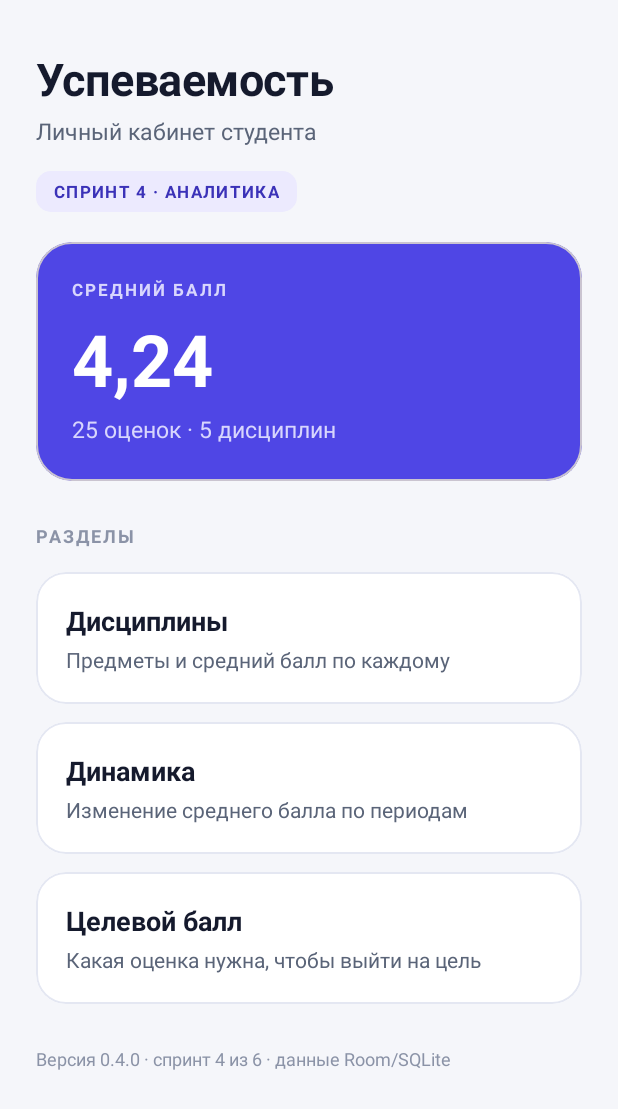
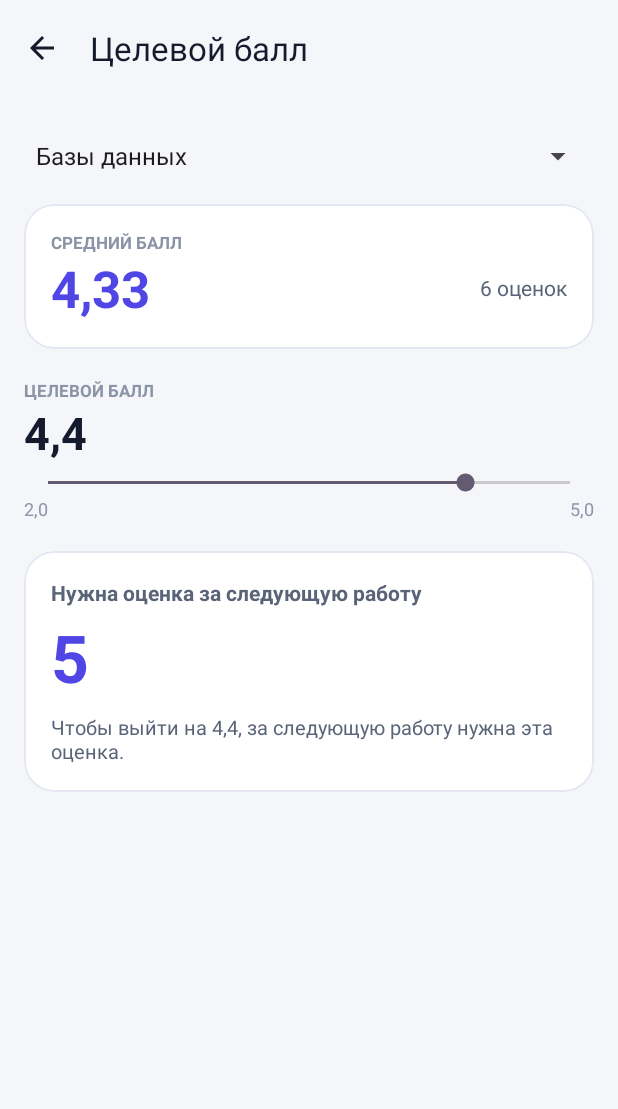
Before and after one commit to Mp4ka/StudentGradebook, an Android app: the screen it shows after launch (MainActivity before the commit, TargetActivity after it), after a tap on "Целевой балл", on a phone screen of 412 x 824 dp. Shown: the top 1109 px of the screen. Run offline under Robolectric (Android 15) with nearby library versions, the phone set to English and light mode, and no system bars; our stand-ins replace Room's generated code.

Commit message:
Спринт 5: калькулятор целевого балла и документация

```diff
--- a/app/build.gradle.kts
+++ b/app/build.gradle.kts
@@ -13,8 +13,8 @@ android {
         applicationId = "ru.college.gradebook"
         minSdk = 26
         targetSdk = 37
-        versionCode = 4
-        versionName = "0.4.0-sprint4"
+        versionCode = 5
+        versionName = "0.5.0-sprint5"
         testInstrumentationRunner = "androidx.test.runner.AndroidJUnitRunner"
     }
 
--- a/app/src/main/AndroidManifest.xml
+++ b/app/src/main/AndroidManifest.xml
@@ -34,6 +34,10 @@
         <activity
             android:name=".ui.dynamics.DynamicsActivity"
             android:exported="false" />
+
+        <activity
+            android:name=".ui.target.TargetActivity"
+            android:exported="false" />
     </application>
 
 </manifest>
--- a/app/src/main/java/ru/college/gradebook/MainActivity.kt
+++ b/app/src/main/java/ru/college/gradebook/MainActivity.kt
@@ -17,6 +17,7 @@ import ru.college.gradebook.domain.GradeMath
 import ru.college.gradebook.ui.applySystemBarInsets
 import ru.college.gradebook.ui.disciplines.DisciplinesActivity
 import ru.college.gradebook.ui.dynamics.DynamicsActivity
+import ru.college.gradebook.ui.target.TargetActivity
 
 /**
  * Главный экран: средний балл и количество записей из Room, вход в список дисциплин.
@@ -47,7 +48,9 @@ class MainActivity : AppCompatActivity() {
         findViewById<View>(R.id.card_dynamics).setOnClickListener {
             startActivity(Intent(this, DynamicsActivity::class.java))
         }
-        bindSection(R.id.card_target, getString(R.string.menu_target))
+        findViewById<View>(R.id.card_target).setOnClickListener {
+            startActivity(Intent(this, TargetActivity::class.java))
+        }
 
         observeData()
     }
--- /dev/null
+++ b/app/src/main/java/ru/college/gradebook/domain/TargetCalculator.kt
@@ -0,0 +1,44 @@
+package ru.college.gradebook.domain
+
+import kotlin.math.ceil
+
+/** Результат расчёта целевого балла. */
+sealed interface TargetResult {
+    /** Цель достижима: за следующую работу нужна оценка [grade]. */
+    data class Needed(val grade: Int) : TargetResult
+
+    /** Цель недостижима одной оценкой: максимум, который можно получить, — [maxAverage]. */
+    data class Unreachable(val maxAverage: Double) : TargetResult
+
+    /** Цель уже достигнута: любая допустимая оценка её не опустит. */
+    data object Achieved : TargetResult
+}
+
+/**
+ * Калькулятор целевого балла.
+ *
+ * Требуемая оценка: `x = T × (n + 1) − S`, где T — цель, n — количество оценок,
+ * S — их сумма. Оценка целая, поэтому берётся ближайшее целое сверху.
+ */
+object TargetCalculator {
+
+    const val MIN_GRADE = 2
+    const val MAX_GRADE = 5
+
+    fun evaluate(currentSum: Int, count: Int, target: Double): TargetResult {
+        require(target >= MIN_GRADE - 1e-9 && target <= MAX_GRADE + 1e-9) {
+            "Целевой балл должен быть в диапазоне $MIN_GRADE..$MAX_GRADE"
+        }
+        require(count >= 0) { "Количество оценок не может быть отрицательным" }
+        require(currentSum >= 0) { "Сумма оценок не может быть отрицательной" }
+
+        val needed = target * (count + 1) - currentSum
+        if (needed > MAX_GRADE + 1e-9) {
+            return TargetResult.Unreachable((currentSum + MAX_GRADE).toDouble() / (count + 1))
+        }
+        if (needed <= MIN_GRADE + 1e-9) {
+            return TargetResult.Achieved
+        }
+        return TargetResult.Needed(ceil(needed - 1e-9).toInt().coerceIn(MIN_GRADE, MAX_GRADE))
+    }
+}
--- /dev/null
+++ b/app/src/main/java/ru/college/gradebook/ui/target/TargetActivity.kt
@@ -0,0 +1,119 @@
+package ru.college.gradebook.ui.target
+
+import android.os.Bundle
+import android.view.View
+import android.widget.AdapterView
+import android.widget.ArrayAdapter
+import android.widget.SeekBar
+import androidx.activity.viewModels
+import androidx.appcompat.app.AppCompatActivity
+import androidx.core.content.ContextCompat
+import androidx.lifecycle.Lifecycle
+import androidx.lifecycle.lifecycleScope
+import androidx.lifecycle.repeatOnLifecycle
+import kotlinx.coroutines.launch
+import ru.college.gradebook.GradebookApp
+import ru.college.gradebook.R
+import ru.college.gradebook.databinding.ActivityTargetBinding
+import ru.college.gradebook.domain.TargetResult
+import ru.college.gradebook.ui.applySystemBarInsets
+import java.util.Locale
+
+/** S6: калькулятор целевого балла. */
+class TargetActivity : AppCompatActivity() {
+
+    private lateinit var binding: ActivityTargetBinding
+    private var ignoreSpinnerCallback = false
+    private var ignoreSeekCallback = false
+
+    private val viewModel: TargetViewModel by viewModels {
+        TargetViewModelFactory((application as GradebookApp).repository)
+    }
+
+    override fun onCreate(savedInstanceState: Bundle?) {
+        super.onCreate(savedInstanceState)
+        binding = ActivityTargetBinding.inflate(layoutInflater)
+        setContentView(binding.root)
+        binding.root.applySystemBarInsets()
+
+        binding.toolbar.setNavigationOnClickListener { finish() }
+
+        binding.disciplineSpinner.onItemSelectedListener = object : AdapterView.OnItemSelectedListener {
+            override fun onItemSelected(parent: AdapterView<*>?, view: View?, position: Int, id: Long) {
+                if (ignoreSpinnerCallback) return
+                viewModel.selectDiscipline(viewModel.state.value.disciplines.getOrNull(position)?.id)
+            }
+
+            override fun onNothingSelected(parent: AdapterView<*>?) = Unit
+        }
+
+        binding.targetSeek.setOnSeekBarChangeListener(object : SeekBar.OnSeekBarChangeListener {
+            override fun onProgressChanged(seekBar: SeekBar?, progress: Int, fromUser: Boolean) {
+                if (fromUser) viewModel.setTarget(2.0 + progress / 10.0)
+            }
+
+            override fun onStartTrackingTouch(seekBar: SeekBar?) = Unit
+            override fun onStopTrackingTouch(seekBar: SeekBar?) = Unit
+        })
+
+        lifecycleScope.launch {
+            repeatOnLifecycle(Lifecycle.State.STARTED) {
+                viewModel.state.collect { state -> render(state) }
+            }
+        }
+    }
+
+    private fun render(state: TargetUiState) {
+        val names = state.disciplines.map { it.name }
+        binding.disciplineSpinner.adapter = ArrayAdapter(
+            this, android.R.layout.simple_spinner_dropdown_item, names
+        )
+        ignoreSpinnerCallback = true
+        val index = state.disciplines.indexOfFirst { it.id == state.selectedDisciplineId }
+            .coerceAtLeast(0)
+        binding.disciplineSpinner.setSelection(index, false)
+        ignoreSpinnerCallback = false
+
+        binding.average.text = state.averageText
+        binding.count.text = resources.getQuantityString(
+            R.plurals.grades_count, state.gradeCount, state.gradeCount
+        )
+        binding.targetValue.text = format(state.target)
+
+        ignoreSeekCallback = true
+        binding.targetSeek.progress = ((state.target - 2.0) * 10).toInt().coerceIn(0, 30)
+        ignoreSeekCallback = false
+
+        when (val result = state.result) {
+            is TargetResult.Needed -> {
+                binding.resultTitle.setText(R.string.target_needed_title)
+                binding.resultValue.text = result.grade.toString()
+                binding.resultValue.setTextColor(ContextCompat.getColor(this, R.color.brand_primary))
+                binding.resultNote.text = getString(R.string.target_needed_note, format(state.target))
+            }
+            is TargetResult.Unreachable -> {
+                binding.resultTitle.setText(R.string.target_unreachable_title)
+                binding.resultValue.text = format(result.maxAverage)
+                binding.resultValue.setTextColor(ContextCompat.getColor(this, R.color.risk_ink))
+                binding.resultNote.setText(R.string.target_unreachable_note)
+            }
+            TargetResult.Achieved -> {
+                binding.resultTitle.setText(R.string.target_achieved_title)
+                binding.resultValue.text = "✓"
+                binding.resultValue.setTextColor(ContextCompat.getColor(this, R.color.grade_5_ink))
+                binding.resultNote.setText(R.string.target_achieved_note)
+            }
+            null -> {
+                binding.resultTitle.setText(R.string.target_no_data_title)
+                binding.resultValue.text = "—"
+                binding.resultValue.setTextColor(ContextCompat.getColor(this, R.color.ink_muted))
+                binding.resultNote.setText(R.string.target_no_data_note)
+            }
+        }
+
+        binding.targetSeek.isEnabled = state.hasData
+    }
+
+    private fun format(value: Double): String =
+        String.format(Locale.US, "%.1f", value).replace('.', ',')
+}
--- /dev/null
+++ b/app/src/main/java/ru/college/gradebook/ui/target/TargetViewModel.kt
@@ -0,0 +1,76 @@
+package ru.college.gradebook.ui.target
+
+import androidx.lifecycle.ViewModel
+import androidx.lifecycle.ViewModelProvider
+import androidx.lifecycle.viewModelScope
+import kotlinx.coroutines.flow.MutableStateFlow
+import kotlinx.coroutines.flow.SharingStarted
+import kotlinx.coroutines.flow.StateFlow
+import kotlinx.coroutines.flow.asStateFlow
+import kotlinx.coroutines.flow.combine
+import kotlinx.coroutines.flow.stateIn
+import kotlinx.coroutines.flow.update
+import ru.college.gradebook.data.GradebookRepository
+import ru.college.gradebook.data.model.Discipline
+import ru.college.gradebook.domain.GradeMath
+import ru.college.gradebook.domain.TargetCalculator
+import ru.college.gradebook.domain.TargetResult
+
+data class TargetUiState(
+    val disciplines: List<Discipline> = emptyList(),
+    val selectedDisciplineId: Long? = null,
+    val title: String = "",
+    val averageText: String = "—",
+    val gradeCount: Int = 0,
+    val target: Double = 4.4,
+    val result: TargetResult? = null,
+    val hasData: Boolean = false
+)
+
+class TargetViewModel(private val repository: GradebookRepository) : ViewModel() {
+
+    private val selected = MutableStateFlow<Long?>(null)
+    private val target = MutableStateFlow(4.4)
+
+    val selectedDisciplineId: StateFlow<Long?> = selected.asStateFlow()
+    val targetValue: StateFlow<Double> = target.asStateFlow()
+
+    val state: StateFlow<TargetUiState> = combine(
+        repository.observeDisciplines(),
+        repository.observeAllGrades(),
+        selected,
+        target
+    ) { disciplines, grades, selectedId, targetValue ->
+        val discipline = disciplines.firstOrNull { it.id == selectedId } ?: disciplines.firstOrNull()
+        val visible = if (discipline == null) emptyList() else grades.filter { it.disciplineId == discipline.id }
+        val values = visible.map { it.value }
+        val sum = values.sum()
+        val count = values.size
+
+        TargetUiState(
+            disciplines = disciplines,
+            selectedDisciplineId = discipline?.id,
+            title = discipline?.name.orEmpty(),
+            averageText = GradeMath.formatAverage(GradeMath.average(values)),
+            gradeCount = count,
+            target = targetValue,
+            result = if (count == 0) null else TargetCalculator.evaluate(sum, count, targetValue),
+            hasData = count > 0
+        )
+    }.stateIn(viewModelScope, SharingStarted.WhileSubscribed(5_000), TargetUiState())
+
+    fun selectDiscipline(id: Long?) = selected.update { id }
+
+    fun setTarget(value: Double) {
+        target.update { value.coerceIn(TargetCalculator.MIN_GRADE.toDouble(), TargetCalculator.MAX_GRADE.toDouble()) }
+    }
+}
+
+class TargetViewModelFactory(
+    private val repository: GradebookRepository
+) : ViewModelProvider.Factory {
+
+    @Suppress("UNCHECKED_CAST")
+    override fun <T : ViewModel> create(modelClass: Class<T>): T =
+        TargetViewModel(repository) as T
+}
--- /dev/null
+++ b/app/src/main/res/layout/activity_target.xml
@@ -0,0 +1,174 @@
+<?xml version="1.0" encoding="utf-8"?>
+<LinearLayout xmlns:android="http://schemas.android.com/apk/res/android"
+    xmlns:app="http://schemas.android.com/apk/res-auto"
+    android:layout_width="match_parent"
+    android:layout_height="match_parent"
+    android:background="@color/surface"
+    android:orientation="vertical">
+
+    <com.google.android.material.appbar.MaterialToolbar
+        android:id="@+id/toolbar"
+        android:layout_width="match_parent"
+        android:layout_height="?attr/actionBarSize"
+        android:background="@color/surface"
+        app:navigationIcon="@drawable/ic_back"
+        app:title="@string/title_target"
+        app:titleTextColor="@color/ink" />
+
+    <ScrollView
+        android:layout_width="match_parent"
+        android:layout_height="0dp"
+        android:layout_weight="1">
+
+        <LinearLayout
+            android:layout_width="match_parent"
+            android:layout_height="wrap_content"
+            android:orientation="vertical"
+            android:padding="16dp">
+
+            <Spinner
+                android:id="@+id/disciplineSpinner"
+                android:layout_width="match_parent"
+                android:layout_height="48dp" />
+
+            <com.google.android.material.card.MaterialCardView
+                android:layout_width="match_parent"
+                android:layout_height="wrap_content"
+                android:layout_marginTop="8dp"
+                app:cardBackgroundColor="@color/surface_card"
+                app:cardCornerRadius="20dp"
+                app:cardElevation="0dp"
+                app:strokeColor="@color/stroke"
+                app:strokeWidth="1dp">
+
+                <LinearLayout
+                    android:layout_width="match_parent"
+                    android:layout_height="wrap_content"
+                    android:orientation="vertical"
+                    android:padding="18dp">
+
+                    <TextView
+                        android:layout_width="wrap_content"
+                        android:layout_height="wrap_content"
+                        android:text="@string/average_label"
+                        android:textColor="@color/ink_muted"
+                        android:textSize="11sp"
+                        android:textStyle="bold" />
+
+                    <LinearLayout
+                        android:layout_width="match_parent"
+                        android:layout_height="wrap_content"
+                        android:gravity="center_vertical"
+                        android:orientation="horizontal">
+
+                        <TextView
+                            android:id="@+id/average"
+                            android:layout_width="0dp"
+                            android:layout_height="wrap_content"
+                            android:layout_weight="1"
+                            android:textColor="@color/brand_primary"
+                            android:textSize="34sp"
+                            android:textStyle="bold" />
+
+                        <TextView
+                            android:id="@+id/count"
+                            android:layout_width="wrap_content"
+                            android:layout_height="wrap_content"
+                            android:textColor="@color/ink_secondary"
+                            android:textSize="14sp" />
+                    </LinearLayout>
+                </LinearLayout>
+            </com.google.android.material.card.MaterialCardView>
+
+            <TextView
+                android:layout_width="match_parent"
+                android:layout_height="wrap_content"
+                android:layout_marginTop="20dp"
+                android:text="@string/target_label"
+                android:textColor="@color/ink_muted"
+                android:textSize="11sp"
+                android:textStyle="bold" />
+
+            <TextView
+                android:id="@+id/targetValue"
+                android:layout_width="match_parent"
+                android:layout_height="wrap_content"
+                android:textColor="@color/ink"
+                android:textSize="30sp"
+                android:textStyle="bold" />
+
+            <SeekBar
+                android:id="@+id/targetSeek"
+                android:layout_width="match_parent"
+                android:layout_height="wrap_content"
+                android:layout_marginTop="4dp"
+                android:max="30" />
+
+            <LinearLayout
+                android:layout_width="match_parent"
+                android:layout_height="wrap_content"
+                android:orientation="horizontal">
+
+                <TextView
+                    android:layout_width="0dp"
+                    android:layout_height="wrap_content"
+                    android:layout_weight="1"
+                    android:text="2,0"
+                    android:textColor="@color/ink_muted"
+                    android:textSize="12sp" />
+
+                <TextView
+                    android:layout_width="0dp"
+                    android:layout_height="wrap_content"
+                    android:layout_weight="1"
+                    android:gravity="end"
+                    android:text="5,0"
+                    android:textColor="@color/ink_muted"
+                    android:textSize="12sp" />
+            </LinearLayout>
+
+            <com.google.android.material.card.MaterialCardView
+                android:id="@+id/resultCard"
+                android:layout_width="match_parent"
+                android:layout_height="wrap_content"
+                android:layout_marginTop="20dp"
+                app:cardBackgroundColor="@color/surface_card"
+                app:cardCornerRadius="20dp"
+                app:cardElevation="0dp"
+                app:strokeColor="@color/stroke"
+                app:strokeWidth="1dp">
+
+                <LinearLayout
+                    android:layout_width="match_parent"
+                    android:layout_height="wrap_content"
+                    android:orientation="vertical"
+                    android:padding="18dp">
+
+                    <TextView
+                        android:id="@+id/resultTitle"
+                        android:layout_width="match_parent"
+                        android:layout_height="wrap_content"
+                        android:textColor="@color/ink_secondary"
+                        android:textSize="14sp"
+                        android:textStyle="bold" />
+
+                    <TextView
+                        android:id="@+id/resultValue"
+                        android:layout_width="match_parent"
+                        android:layout_height="wrap_content"
+                        android:layout_marginTop="4dp"
+                        android:textSize="44sp"
+                        android:textStyle="bold" />
+
+                    <TextView
+                        android:id="@+id/resultNote"
+                        android:layout_width="match_parent"
+                        android:layout_height="wrap_content"
+                        android:layout_marginTop="8dp"
+                        android:textColor="@color/ink_secondary"
+                        android:textSize="13sp" />
+                </LinearLayout>
+            </com.google.android.material.card.MaterialCardView>
+        </LinearLayout>
+    </ScrollView>
+</LinearLayout>
--- a/app/src/main/res/values/strings.xml
+++ b/app/src/main/res/values/strings.xml
@@ -3,7 +3,7 @@
     <string name="app_name">Успеваемость</string>
     <string name="main_title">Успеваемость</string>
     <string name="main_subtitle">Личный кабинет студента</string>
-    <string name="sprint_badge">СПРИНТ 4 · АНАЛИТИКА</string>
+    <string name="sprint_badge">СПРИНТ 5 · ЦЕЛЕВОЙ БАЛЛ</string>
 
     <string name="average_label">СРЕДНИЙ БАЛЛ</string>
     <string name="average_value">—</string>
@@ -19,7 +19,7 @@
     <string name="menu_target">Целевой балл</string>
     <string name="menu_target_hint">Какая оценка нужна, чтобы выйти на цель</string>
 
-    <string name="footer">Версия 0.4.0 · спринт 4 из 6 · данные Room/SQLite</string>
+    <string name="footer">Версия 0.5.0 · спринт 5 из 6 · данные Room/SQLite</string>
     <string name="soon_template">Раздел «%1$s» появится в следующем спринте</string>
 
     <plurals name="grades_count">
@@ -98,4 +98,18 @@
     <string name="empty_filtered_body">Измените период или вид работы — или сбросьте фильтр.</string>
     <string name="period_pick">Выберите период</string>
     <string name="action_reset_filter">Сбросить фильтр</string>
+
+    <!-- Спринт 5: целевой балл -->
+    <string name="title_target">Целевой балл</string>
+    <string name="target_label">ЦЕЛЕВОЙ БАЛЛ</string>
+    <string name="target_min">2,0</string>
+    <string name="target_max">5,0</string>
+    <string name="target_needed_title">Нужна оценка за следующую работу</string>
+    <string name="target_needed_note">Чтобы выйти на %1$s, за следующую работу нужна эта оценка.</string>
+    <string name="target_unreachable_title">Цель недостижима одной оценкой</string>
+    <string name="target_unreachable_note">Даже оценка 5 не даст такой средний — выше показан максимум, который можно получить.</string>
+    <string name="target_achieved_title">Цель уже достигнута</string>
+    <string name="target_achieved_note">Любая следующая оценка сохранит средний не ниже цели.</string>
+    <string name="target_no_data_title">Оценок пока нет</string>
+    <string name="target_no_data_note">Добавьте оценки — калькулятор посчитает нужную оценку.</string>
 </resources>
--- a/gradle.properties
+++ b/gradle.properties
@@ -10,3 +10,6 @@ android.nonTransitiveRClass=true
 # KSP добавляет сгенерированные исходники через kotlin.sourceSets,
 # это отключение разрешает такую интеграцию при встроенной поддержке Kotlin в AGP.
 android.disallowKotlinSourceSets=false
+
+# Enabled parallel sync for Gradle 9.4+
+org.gradle.tooling.parallel=true
```
Also changed, not shown: 3 other files.
